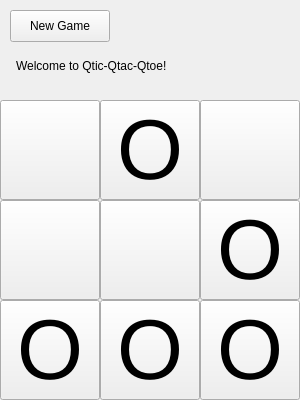
Above: src/mainwindow.ui from hellosputnik/Qtic-Qtac-Qtoe before the change. Below: the same form after it.
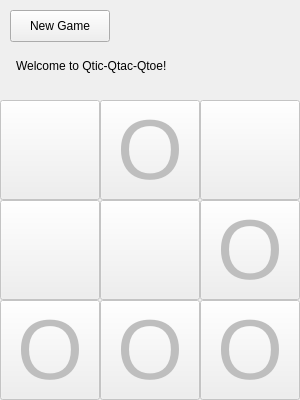
That is the form after the change.

Commit message: Add game logic to UI

```diff
--- a/src/mainwindow.ui
+++ b/src/mainwindow.ui
@@ -27,6 +27,9 @@
   </property>
   <widget class="QWidget" name="centralWidget">
    <widget class="QPushButton" name="NWButton">
+    <property name="enabled">
+     <bool>false</bool>
+    </property>
     <property name="geometry">
      <rect>
       <x>0</x>
@@ -48,6 +51,9 @@
     </property>
    </widget>
    <widget class="QPushButton" name="NButton">
+    <property name="enabled">
+     <bool>false</bool>
+    </property>
     <property name="geometry">
      <rect>
       <x>100</x>
@@ -66,6 +72,9 @@
     </property>
    </widget>
    <widget class="QPushButton" name="NEButton">
+    <property name="enabled">
+     <bool>false</bool>
+    </property>
     <property name="geometry">
      <rect>
       <x>200</x>
@@ -84,6 +93,9 @@
     </property>
    </widget>
    <widget class="QPushButton" name="WButton">
+    <property name="enabled">
+     <bool>false</bool>
+    </property>
     <property name="geometry">
      <rect>
       <x>0</x>
@@ -102,6 +114,9 @@
     </property>
    </widget>
    <widget class="QPushButton" name="CButton">
+    <property name="enabled">
+     <bool>false</bool>
+    </property>
     <property name="geometry">
      <rect>
       <x>100</x>
@@ -120,6 +135,9 @@
     </property>
    </widget>
    <widget class="QPushButton" name="EButton">
+    <property name="enabled">
+     <bool>false</bool>
+    </property>
     <property name="geometry">
      <rect>
       <x>200</x>
@@ -138,6 +156,9 @@
     </property>
    </widget>
    <widget class="QPushButton" name="SWButton">
+    <property name="enabled">
+     <bool>false</bool>
+    </property>
     <property name="geometry">
      <rect>
       <x>0</x>
@@ -156,6 +177,9 @@
     </property>
    </widget>
    <widget class="QPushButton" name="SButton">
+    <property name="enabled">
+     <bool>false</bool>
+    </property>
     <property name="geometry">
      <rect>
       <x>100</x>
@@ -174,6 +198,9 @@
     </property>
    </widget>
    <widget class="QPushButton" name="SEButton">
+    <property name="enabled">
+     <bool>false</bool>
+    </property>
     <property name="geometry">
      <rect>
       <x>200</x>
```
The commit also changes 3 other files.
